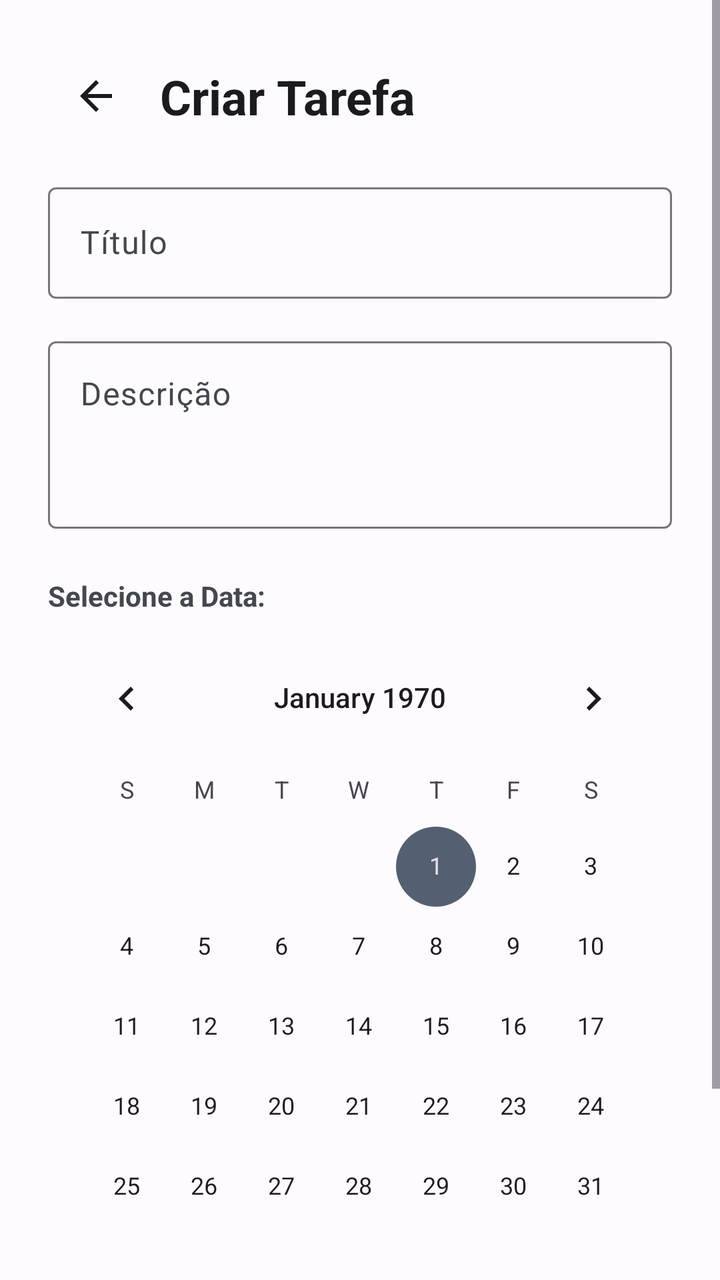
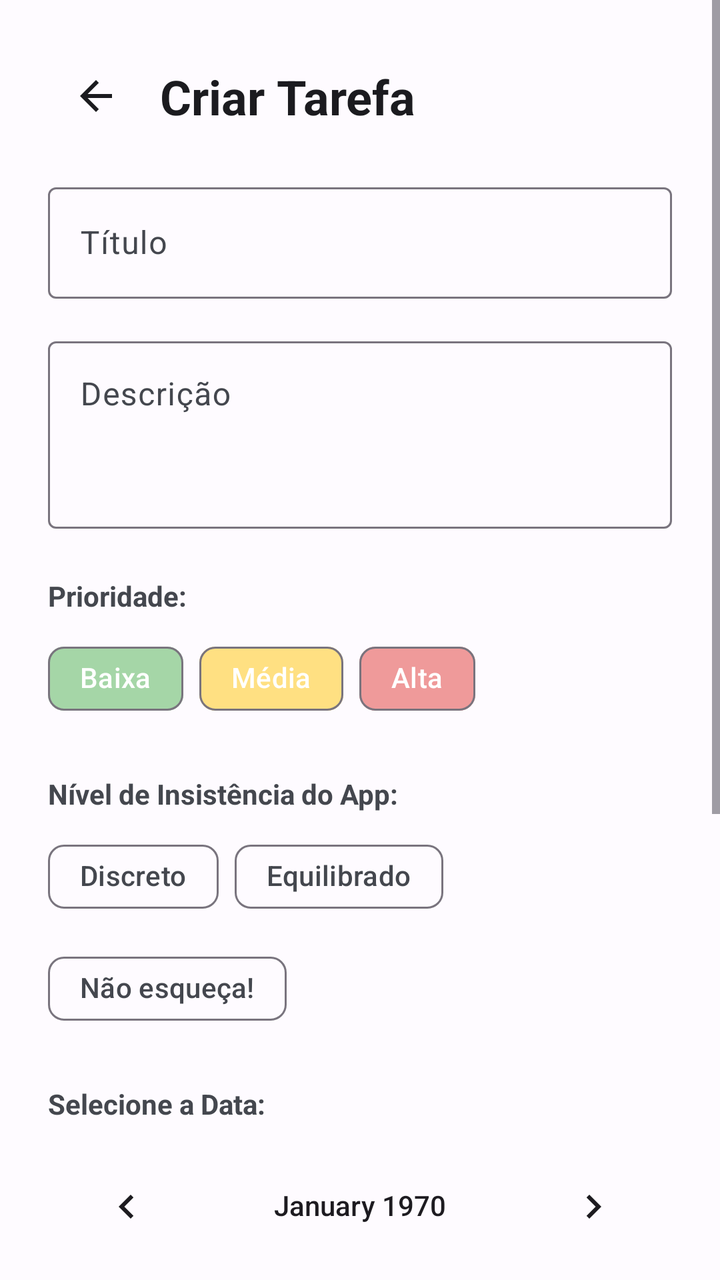

Compare the two renders of this Android layout. The source of the first and the diff that turns it into the second are given below.
<!-- AndroidManifest.xml: application theme Theme.StudyFlow -->
<!-- res/layout/fragment_cria_tarefa.xml -->
<?xml version="1.0" encoding="utf-8"?>
<ScrollView xmlns:android="http://schemas.android.com/apk/res/android"
    xmlns:app="http://schemas.android.com/apk/res-auto"
    xmlns:tools="http://schemas.android.com/tools"
    android:layout_width="match_parent"
    android:layout_height="match_parent"
    android:fillViewport="true"
    android:background="?attr/colorSurface"
    tools:context=".CriaTarefaFragment">

    <androidx.constraintlayout.widget.ConstraintLayout
        android:layout_width="match_parent"
        android:layout_height="wrap_content"
        android:padding="24dp">

        <ImageButton
            android:id="@+id/btnVoltar"
            android:layout_width="48dp"
            android:layout_height="48dp"
            android:background="?attr/selectableItemBackgroundBorderless"
            android:src="@drawable/seta_voltar"
            app:layout_constraintStart_toStartOf="parent"
            app:layout_constraintTop_toTopOf="parent"
            app:tint="?attr/colorOnSurface" />

        <TextView
            android:id="@+id/textView4"
            android:layout_width="wrap_content"
            android:layout_height="wrap_content"
            android:layout_marginStart="8dp"
            android:text="@string/criar_tarefa"
            android:textSize="24sp"
            android:textStyle="bold"
            android:textColor="?attr/colorOnSurface"
            app:layout_constraintBottom_toBottomOf="@+id/btnVoltar"
            app:layout_constraintStart_toEndOf="@+id/btnVoltar"
            app:layout_constraintTop_toTopOf="@+id/btnVoltar" />

        <com.google.android.material.textfield.TextInputLayout
            android:id="@+id/layoutTitulo"
            style="@style/Widget.Material3.TextInputLayout.OutlinedBox"
            android:layout_width="0dp"
            android:layout_height="wrap_content"
            android:layout_marginTop="24dp"
            android:hint="@string/titulo"
            app:layout_constraintEnd_toEndOf="parent"
            app:layout_constraintStart_toStartOf="parent"
            app:layout_constraintTop_toBottomOf="@+id/textView4">

            <com.google.android.material.textfield.TextInputEditText
                android:id="@+id/txtTituloTarefa"
                android:layout_width="match_parent"
                android:layout_height="wrap_content"
                android:inputType="textCapSentences" />
        </com.google.android.material.textfield.TextInputLayout>

        <com.google.android.material.textfield.TextInputLayout
            android:id="@+id/layoutDescricao"
            style="@style/Widget.Material3.TextInputLayout.OutlinedBox"
            android:layout_width="0dp"
            android:layout_height="wrap_content"
            android:layout_marginTop="16dp"
            android:hint="@string/descricao"
            app:layout_constraintEnd_toEndOf="parent"
            app:layout_constraintStart_toStartOf="parent"
            app:layout_constraintTop_toBottomOf="@+id/layoutTitulo">

            <com.google.android.material.textfield.TextInputEditText
                android:id="@+id/txtDescricaoTarefa"
                android:layout_width="match_parent"
                android:layout_height="wrap_content"
                android:gravity="top"
                android:inputType="textMultiLine"
                android:minLines="3" />
        </com.google.android.material.textfield.TextInputLayout>

        <TextView
            android:id="@+id/textView11"
            android:layout_width="wrap_content"
            android:layout_height="wrap_content"
            android:layout_marginTop="24dp"
            android:text="@string/selecione_a_data"
            android:textColor="?attr/colorOnSurfaceVariant"
            android:textStyle="bold"
            app:layout_constraintStart_toStartOf="parent"
            app:layout_constraintTop_toBottomOf="@+id/layoutDescricao" />

        <CalendarView
            android:id="@+id/calendario_tarefa"
            android:layout_width="0dp"
            android:layout_height="wrap_content"
            android:layout_marginTop="8dp"
            app:layout_constraintEnd_toEndOf="parent"
            app:layout_constraintStart_toStartOf="parent"
            app:layout_constraintTop_toBottomOf="@+id/textView11" />

        <com.google.android.material.button.MaterialButton
            android:id="@+id/btnSalvarTarefa"
            android:layout_width="0dp"
            android:layout_height="wrap_content"
            android:layout_marginTop="24dp"
            android:padding="12dp"
            android:text="Criar"
            app:cornerRadius="12dp"
            app:layout_constraintBottom_toBottomOf="parent"
            app:layout_constraintEnd_toEndOf="parent"
            app:layout_constraintStart_toStartOf="parent"
            app:layout_constraintTop_toBottomOf="@+id/calendario_tarefa" />

    </androidx.constraintlayout.widget.ConstraintLayout>

</ScrollView>
<!-- resources referenced by this layout -->
<resources>
  <!-- drawable seta_voltar (drawable) -->
  <vector xmlns:android="http://schemas.android.com/apk/res/android" android:autoMirrored="true" android:height="24dp" android:tint="#000000" android:viewportHeight="24" android:viewportWidth="24" android:width="24dp">
        
      <path android:fillColor="?attr/colorOutline" android:pathData="M20,11H7.83l5.59,-5.59L12,4l-8,8 8,8 1.41,-1.41L7.83,13H20v-2z"/>
      
  </vector>
  <string name="criar_tarefa">Criar Tarefa</string>
  <string name="descricao">Descrição</string>
  <string name="selecione_a_data">Selecione a Data:</string>
  <string name="titulo">Título</string>
  <style name="Theme.StudyFlow" parent="Base.Theme.StudyFlow" />
  <style name="Base.Theme.StudyFlow" parent="Theme.Material3.DayNight.NoActionBar">
          
          <item name="colorPrimary">@color/primary</item>
          <item name="colorOnPrimary">@color/onPrimary</item>
          <item name="colorPrimaryContainer">@color/primaryContainer</item>
          <item name="colorOnPrimaryContainer">@color/onPrimaryContainer</item>
  
          
          <item name="colorSecondary">@color/secondary</item>
          <item name="colorOnSecondary">@color/onSecondary</item>
          <item name="colorSecondaryContainer">@color/secondaryContainer</item>
          <item name="colorOnSecondaryContainer">@color/onSecondaryContainer</item>
  
          
          <item name="android:windowBackground">@color/background</item>
          <item name="colorSurface">@color/surface</item>
          <item name="colorOnSurface">@color/onSurface</item>
          <item name="colorSurfaceVariant">@color/surfaceVariant</item>
          <item name="colorOnSurfaceVariant">@color/onSurfaceVariant</item>
  
          
          <item name="android:statusBarColor">?attr/colorSurface</item>
          <item name="android:windowLightStatusBar">true</item>
      </style>
  <color name="primary">#2196F3</color>
  <color name="onPrimary">#FFFFFF</color>
  <color name="primaryContainer">#D1E4FF</color>
  <color name="onPrimaryContainer">#001D36</color>
  <color name="secondary">#545F71</color>
  <color name="onSecondary">#FFFFFF</color>
  <color name="secondaryContainer">#D7E3F9</color>
  <color name="onSecondaryContainer">#101C2B</color>
  <color name="background">#FEFBFF</color>
  <color name="surface">#FEFBFF</color>
  <color name="onSurface">#1B1B1F</color>
  <color name="surfaceVariant">#E1E2EC</color>
  <color name="onSurfaceVariant">#44474E</color>
</resources>

<!-- the commit's change to res/layout/fragment_cria_tarefa.xml (unified diff, before → after) -->
@@ -75,6 +75,99 @@
         </com.google.android.material.textfield.TextInputLayout>
 
         <TextView
+            android:id="@+id/textViewPrioridade"
+            android:layout_width="wrap_content"
+            android:layout_height="wrap_content"
+            android:layout_marginTop="24dp"
+            android:text="Prioridade:"
+            android:textColor="?attr/colorOnSurfaceVariant"
+            android:textStyle="bold"
+            app:layout_constraintStart_toStartOf="parent"
+            app:layout_constraintTop_toBottomOf="@+id/layoutDescricao" />
+
+        <com.google.android.material.chip.ChipGroup
+            android:id="@+id/chipGroupPrioridade"
+            android:layout_width="match_parent"
+            android:layout_height="wrap_content"
+            android:layout_marginTop="8dp"
+            app:singleSelection="true"
+            app:selectionRequired="true"
+            app:layout_constraintTop_toBottomOf="@+id/textViewPrioridade">
+
+            <com.google.android.material.chip.Chip
+                android:id="@+id/chipBaixa"
+                style="@style/Widget.Material3.Chip.Filter"
+                android:layout_width="wrap_content"
+                android:layout_height="wrap_content"
+                android:text="Baixa"
+                app:chipBackgroundColor="@color/chip_baixa_selector"
+                app:chipIcon="@drawable/ic_check"
+                app:chipIconVisible="false"
+                android:textColor="@color/white" />
+
+            <com.google.android.material.chip.Chip
+                android:id="@+id/chipMedia"
+                style="@style/Widget.Material3.Chip.Filter"
+                android:layout_width="wrap_content"
+                android:layout_height="wrap_content"
+                android:text="Média"
+                app:chipBackgroundColor="@color/chip_media_selector"
+                android:textColor="@color/white" />
+
+            <com.google.android.material.chip.Chip
+                android:id="@+id/chipAlta"
+                style="@style/Widget.Material3.Chip.Filter"
+                android:layout_width="wrap_content"
+                android:layout_height="wrap_content"
+                android:text="Alta"
+                app:chipBackgroundColor="@color/chip_alta_selector"
+                android:textColor="@color/white" />
+        </com.google.android.material.chip.ChipGroup>
+
+        <TextView
+            android:id="@+id/lblInsistenciaCria"
+            android:layout_width="wrap_content"
+            android:layout_height="wrap_content"
+            android:layout_marginTop="24dp"
+            android:text="Nível de Insistência do App:"
+            android:textColor="?attr/colorOnSurfaceVariant"
+            android:textStyle="bold"
+            app:layout_constraintStart_toStartOf="parent"
+            app:layout_constraintTop_toBottomOf="@+id/chipGroupPrioridade" />
+
+        <com.google.android.material.chip.ChipGroup
+            android:id="@+id/toggleGroupInsistenciaCria"
+            android:layout_width="match_parent"
+            android:layout_height="wrap_content"
+            android:layout_marginTop="8dp"
+            app:singleSelection="true"
+            app:selectionRequired="true"
+            app:layout_constraintTop_toBottomOf="@+id/lblInsistenciaCria">
+
+            <com.google.android.material.chip.Chip
+                android:id="@+id/btnInsistDiscreto"
+                style="@style/Widget.Material3.Chip.Filter"
+                android:layout_width="wrap_content"
+                android:layout_height="wrap_content"
+                android:text="Discreto" />
+
+            <com.google.android.material.chip.Chip
+                android:id="@+id/btnInsistEquilibrado"
+                style="@style/Widget.Material3.Chip.Filter"
+                android:layout_width="wrap_content"
+                android:layout_height="wrap_content"
+                android:text="Equilibrado" />
+
+            <com.google.android.material.chip.Chip
+                android:id="@+id/btnInsistChato"
+                style="@style/Widget.Material3.Chip.Filter"
+                android:layout_width="wrap_content"
+                android:layout_height="wrap_content"
+                android:text="Não esqueça!" />
+        </com.google.android.material.chip.ChipGroup>
+
+
+        <TextView
             android:id="@+id/textView11"
             android:layout_width="wrap_content"
             android:layout_height="wrap_content"
@@ -83,7 +176,9 @@
             android:textColor="?attr/colorOnSurfaceVariant"
             android:textStyle="bold"
             app:layout_constraintStart_toStartOf="parent"
-            app:layout_constraintTop_toBottomOf="@+id/layoutDescricao" />
+            app:layout_constraintTop_toBottomOf="@+id/toggleGroupInsistenciaCria" />
+
+
 
         <CalendarView
             android:id="@+id/calendario_tarefa"
<!-- resource entries referenced after the edit -->
@@ -1,5 +1,17 @@
 <!-- resources referenced by this layout -->
 <resources>
+  <color name="white">#FFFFFFFF</color>
+  <!-- drawable ic_check (drawable) -->
+  <vector xmlns:android="http://schemas.android.com/apk/res/android"
+      android:width="24dp"
+      android:height="24dp"
+      android:viewportWidth="24"
+      android:viewportHeight="24"
+      android:tint="?attr/colorControlNormal">
+    <path
+        android:fillColor="@android:color/white"
+        android:pathData="M9,16.17L4.83,12l-1.42,1.41L9,19 21,7l-1.41-1.41z"/>
+  </vector>
   <!-- drawable seta_voltar (drawable) -->
   <vector xmlns:android="http://schemas.android.com/apk/res/android" android:autoMirrored="true" android:height="24dp" android:tint="#000000" android:viewportHeight="24" android:viewportWidth="24" android:width="24dp">
         
